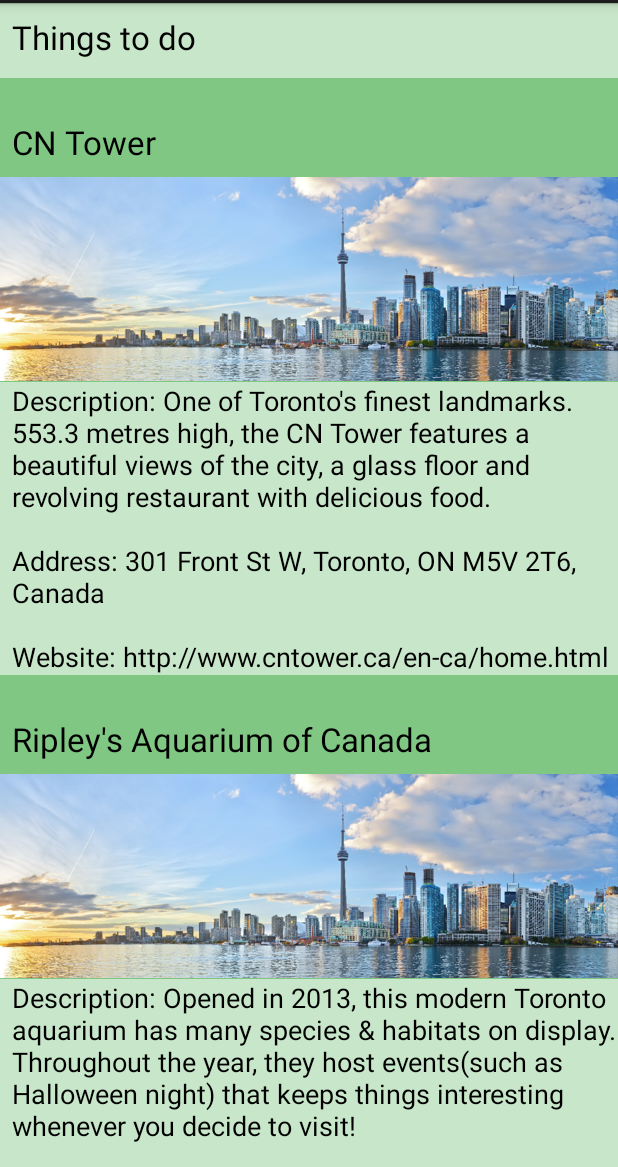
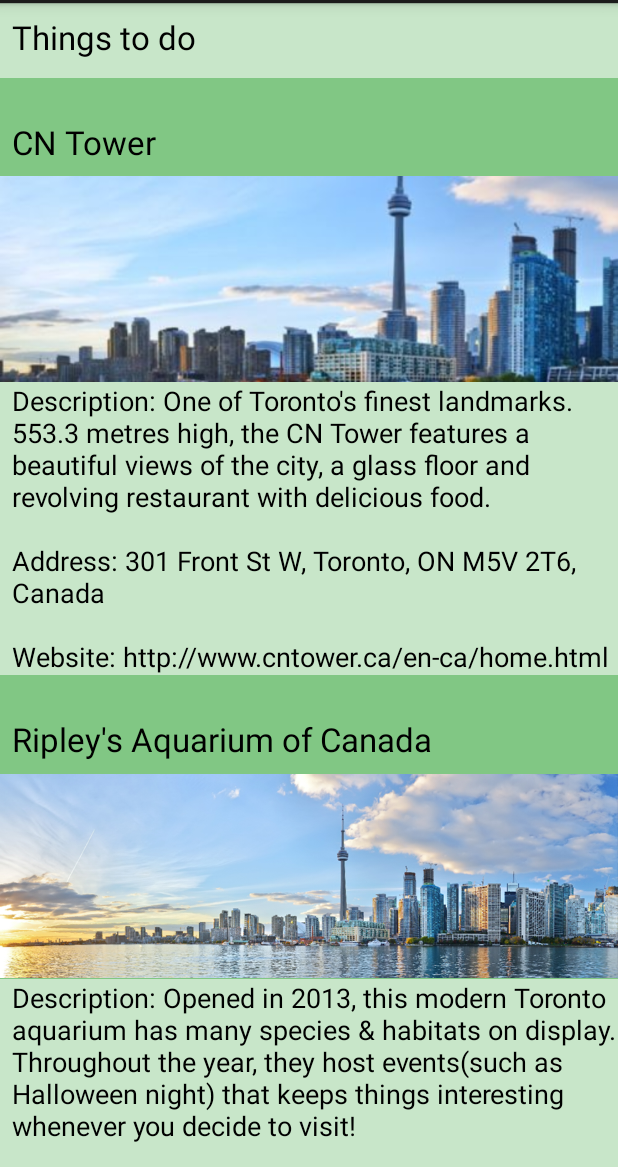
Before and after one commit to AndrewBordin/1-Way-Travel, an Android app: the ThingsToDoActivity screen opened directly, with no data from a screen before it, on a phone screen of 412 x 824 dp, the part 69-1236 px from its top. Run offline under Robolectric (Android 15) with nearby library versions, the phone set to English and light mode, and no system bars.

Commit message:
Added third things to do object to be displayed.

```diff
--- a/app/src/main/java/com/example/andrew/project_bordin_costa/ThingsToDoActivity.java
+++ b/app/src/main/java/com/example/andrew/project_bordin_costa/ThingsToDoActivity.java
@@ -24,16 +24,21 @@ public class ThingsToDoActivity extends Activity {
 
     TextView txtName1;
     TextView txtName2;
+    TextView txtName3;
     TextView txtInfo1;
     TextView txtInfo2;
+    TextView txtInfo3;
 
     String name1;
     String name2;
+    String name3;
     String info1;
     String info2;
+    String info3;
 
     final int THING_TO_DO_1 = 0;
     final int THING_TO_DO_2 = 1;
+    final int THING_TO_DO_3 = 2;
 
     @Override
     protected void onCreate(Bundle savedInstanceState) {
@@ -42,13 +47,17 @@ public class ThingsToDoActivity extends Activity {
 
         txtName1 = findViewById(R.id.txt_name1);
         txtName2 = findViewById(R.id.txt_name2);
+        txtName3 = findViewById(R.id.txt_name3);
         txtInfo1 = findViewById(R.id.txt_info1);
         txtInfo2 = findViewById(R.id.txt_info2);
+        txtInfo3 = findViewById(R.id.txt_info3);
 
         name1 = "";
         name2 = "";
+        name3 = "";
         info1 = "";
         info2 = "";
+        info3 = "";
 
         Intent intent = getIntent();
 
@@ -100,13 +109,18 @@ public class ThingsToDoActivity extends Activity {
 
     private void getInfo(JSONArray thingsToDo) {
         try {
+
             JSONObject thingToDo1 = thingsToDo.getJSONObject(THING_TO_DO_1);
             JSONObject thingToDo2 = thingsToDo.getJSONObject(THING_TO_DO_2);
+            JSONObject thingToDo3 = thingsToDo.getJSONObject(THING_TO_DO_3);
+
             StringBuilder infoBuilder1 = new StringBuilder();
             StringBuilder infoBuilder2 = new StringBuilder();
+            StringBuilder infoBuilder3 = new StringBuilder();
 
             name1 = thingToDo1.getString("name");
             name2 = thingToDo2.getString("name");
+            name3 = thingToDo3.getString("name");
 
             infoBuilder1.append("Description: ").append(thingToDo1.getString("description"))
                     .append("\n").append("\n")
@@ -120,8 +134,15 @@ public class ThingsToDoActivity extends Activity {
                     .append("\n").append("\n")
                     .append("Website: ").append(thingToDo2.getString("website"));
 
+            infoBuilder3.append("Description: ").append(thingToDo3.getString("description"))
+                    .append("\n").append("\n")
+                    .append("Address: ").append(thingToDo3.getString("address"))
+                    .append("\n").append("\n")
+                    .append("Website: ").append(thingToDo3.getString("website"));
+
             info1 = infoBuilder1.toString();
             info2 = infoBuilder2.toString();
+            info3 = infoBuilder3.toString();
 
         } catch (JSONException e) {
             e.printStackTrace();
@@ -131,7 +152,9 @@ public class ThingsToDoActivity extends Activity {
     private void setInfo() {
         txtName1.setText(name1);
         txtName2.setText(name2);
+        txtName3.setText(name3);
         txtInfo1.setText(info1);
         txtInfo2.setText(info2);
+        txtInfo3.setText(info3);
     }
 }
--- a/app/src/main/res/layout/activity_things_to_do.xml
+++ b/app/src/main/res/layout/activity_things_to_do.xml
@@ -78,7 +78,8 @@
             android:layout_width="wrap_content"
             android:layout_height="137dp"
             android:layout_marginTop="8dp"
-            android:src="@drawable/toronto2"
+            android:scaleType="centerCrop"
+            android:src="@drawable/toronto"
             app:layout_constraintEnd_toEndOf="parent"
             app:layout_constraintStart_toStartOf="parent"
             app:layout_constraintTop_toBottomOf="@+id/txt_name1" />
```
